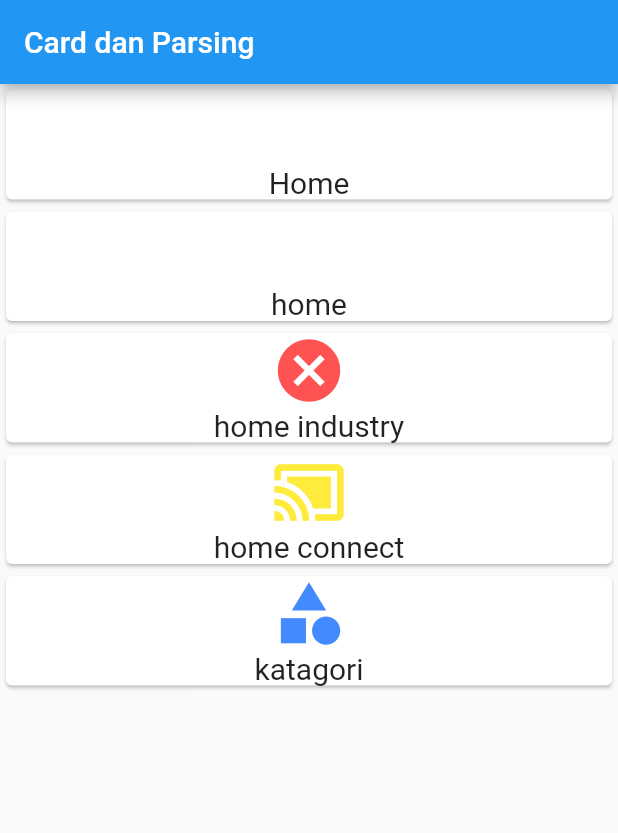
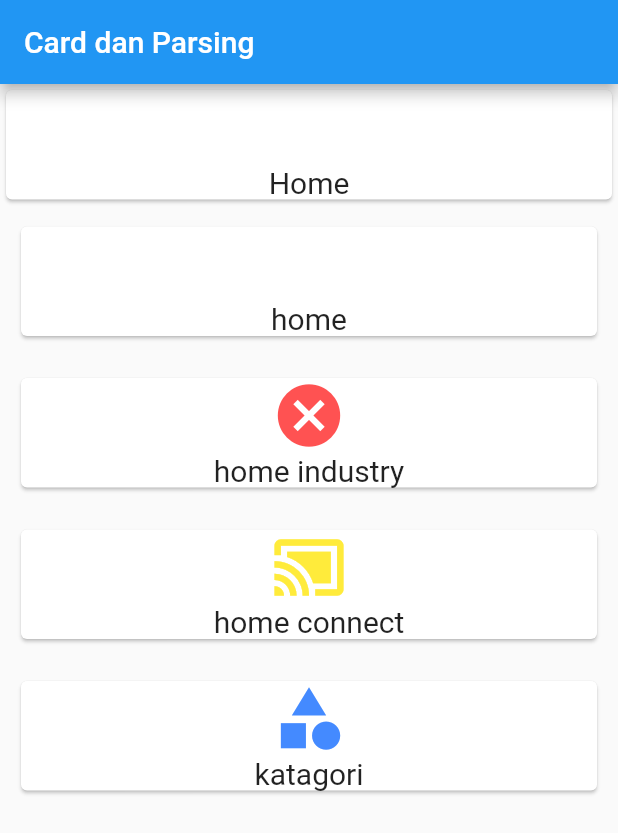
Before and after one commit to aricangcimen/lat_flutter, a Flutter app: the Halsatu screen opened directly, on a phone screen of 412 x 824 dp. Shown: the top 833 px of the screen. Run offline on Flutter 3.47's test engine with Material 2 defaults, Android fonts, the phone set to English and light mode, and no system bars.

Commit message:
di tambah padding ya

```diff
--- a/lib/main4.dart
+++ b/lib/main4.dart
@@ -53,6 +53,7 @@ class CardSaya extends StatelessWidget {
   @override
   Widget build(BuildContext context) {
     return new Container(
+      padding: new EdgeInsets.all(10.0),
       child:new Card(
         child:new Column(
           children: <Widget>[
```
